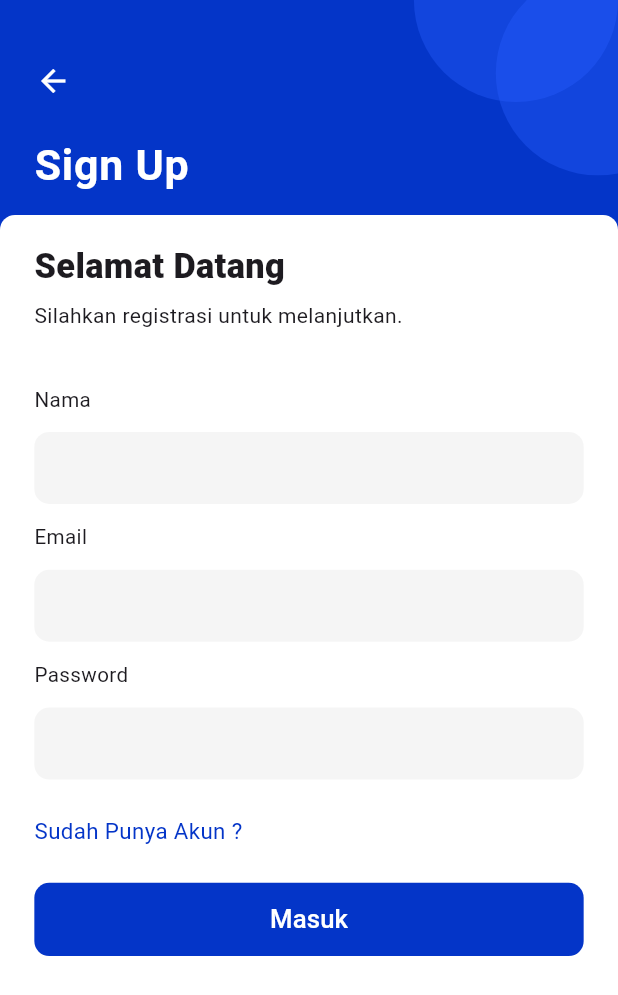
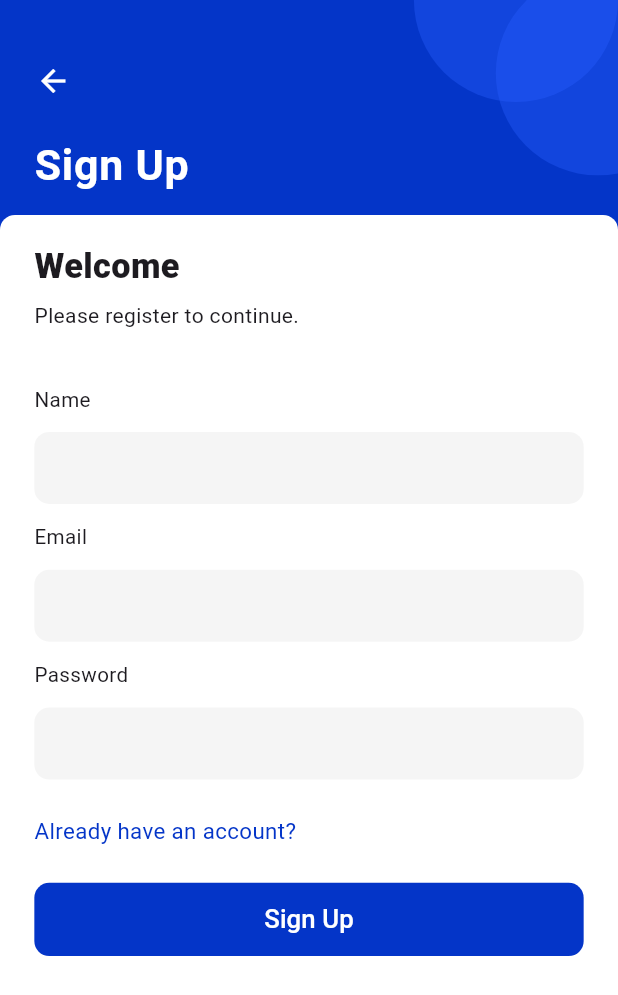
Before and after one commit to prasetyahs/travel-apps, a Flutter app: the RegistrationView screen opened by its route, on a phone screen of 412 x 824 dp. Shown: the top 995 px of the screen. Run offline on Flutter 3.47's test engine with Material 3 defaults, Android fonts, the phone set to English and light mode, and no system bars; our stand-ins replace cached_network_image, carousel_slider, flutter_map, flutter_screenutil, flutter_svg, geocoding and 9 more; missing offline and left inert: country_flags, dart:ffi, flutter_map_marker_popup, map_launcher; accounts and stored records are empty; network calls fail.

Commit message:
add switch language and register function

```diff
--- a/lib/app/data/repository/auth_repository.dart
+++ b/lib/app/data/repository/auth_repository.dart
@@ -4,4 +4,8 @@ class AuthRepository {
   static Future<Map<String, dynamic>> onAuth(body) async {
     return await ApiProvider.post("api/auth/login", body);
   }
+
+  static Future<Map<String, dynamic>> onRegister(body) async {
+    return await ApiProvider.post("api/auth/register", body);
+  }
 }
--- a/lib/app/modules/home/views/home_view.dart
+++ b/lib/app/modules/home/views/home_view.dart
@@ -24,7 +24,7 @@ class HomeView extends GetView<HomeController> {
           Padding(
             padding: EdgeInsets.symmetric(horizontal: 20.w),
             child: Text(
-              "Selamat Datang",
+              "welcome".tr,
               style: TextStyle(
                   fontSize: 25.sp,
                   fontWeight: FontWeight.w800,
@@ -37,7 +37,7 @@ class HomeView extends GetView<HomeController> {
           Padding(
             padding: EdgeInsets.symmetric(horizontal: 20.w),
             child: Text(
-              "Berbagi lokasi tempat travel yang ingin anda kunjungi.",
+              "welcomDesc".tr,
               style: TextStyle(
                   color: Colors.white,
                   fontSize: 15.sp,
@@ -48,7 +48,7 @@ class HomeView extends GetView<HomeController> {
             height: 20.h,
           ),
           AppsButton.normalButton(
-              () => Get.toNamed(Routes.LOGIN), "Lanjutkan", Colors.white,
+              () => Get.toNamed(Routes.LOGIN), "next".tr, Colors.white,
               fontColor: Colors.black),
           SizedBox(
             height: 80.h,
--- a/lib/app/modules/index/views/explorer_view.dart
+++ b/lib/app/modules/index/views/explorer_view.dart
@@ -25,7 +25,7 @@ class ExplorerView extends GetView<IndexController> {
         ),
         appBar: AppBar(
           title: Text(
-            'Eksplor Wisata',
+            'explorerTravel'.tr,
             style: TextStyle(color: Colors.black, fontSize: 15.sp),
           ),
           centerTitle: false,
@@ -37,7 +37,7 @@ class ExplorerView extends GetView<IndexController> {
               children: [
                 Obx(
                   () => Text(
-                    "Ganti ${!controller.switchMaps.value ? "Maps" : "List"}",
+                    "${"listSwitch".tr} ${!controller.switchMaps.value ? "Maps" : "List"}",
                     style: TextStyle(
                         color: Colors.black,
                         fontSize: 13.sp,
--- a/lib/app/modules/login/controllers/login_controller.dart
+++ b/lib/app/modules/login/controllers/login_controller.dart
@@ -1,7 +1,4 @@
-import 'dart:convert';
-
 import 'package:travel/app/data/api_response.dart';
-import 'package:travel/app/data/model/auth_model.dart';
 import 'package:travel/app/data/repository/auth_repository.dart';
 import 'package:travel/app/routes/app_pages.dart';
 import 'package:travel/service/storage_service.dart';
--- a/lib/app/modules/login/views/login_view.dart
+++ b/lib/app/modules/login/views/login_view.dart
@@ -37,7 +37,7 @@ class LoginView extends GetView<LoginController> {
                     Container(
                       padding: EdgeInsets.symmetric(horizontal: 10.w),
                       child: Text(
-                        "Sign In",
+                        "signIn".tr,
                         style: TextStyle(
                             fontSize: 25.sp,
                             fontWeight: FontWeight.w700,
@@ -57,6 +57,8 @@ class LoginView extends GetView<LoginController> {
               decoration: BoxDecoration(
                   color: Colors.white, borderRadius: BorderRadius.circular(10)),
               width: Get.width,
+              child: SingleChildScrollView(
+                physics: const BouncingScrollPhysics(),
                 child: Column(
                   crossAxisAlignment: CrossAxisAlignment.start,
                   children: [
@@ -66,7 +68,7 @@ class LoginView extends GetView<LoginController> {
                     Padding(
                       padding: EdgeInsets.symmetric(horizontal: 20.w),
                       child: Text(
-                      "Selamat Datang",
+                        "welcome".tr,
                         style: TextStyle(
                             fontSize: 20.sp, fontWeight: FontWeight.w800),
                       ),
@@ -76,8 +78,8 @@ class LoginView extends GetView<LoginController> {
                     ),
                     Padding(
                       padding: EdgeInsets.symmetric(horizontal: 20.w),
-                    child: const Text(
-                      "Silahkan login untuk melanjutkan.",
+                      child: Text(
+                        "loginDesc".tr,
                       ),
                     ),
                     SizedBox(
@@ -85,14 +87,16 @@ class LoginView extends GetView<LoginController> {
                     ),
                     AppsTextField(
                       "Email",
-                    textEditingController: controller.textEditingController[0],
+                      textEditingController:
+                          controller.textEditingController[0],
                     ),
                     SizedBox(
                       height: 10.h,
                     ),
                     AppsTextField(
                       "Password",
-                    textEditingController: controller.textEditingController[1],
+                      textEditingController:
+                          controller.textEditingController[1],
                       obsecureText: true,
                     ),
                     SizedBox(
@@ -104,7 +108,7 @@ class LoginView extends GetView<LoginController> {
                         Padding(
                           padding: EdgeInsets.symmetric(horizontal: 20.w),
                           child: Text(
-                          "Lupa Password ?",
+                            "forgetPassword".tr,
                             style: TextStyle(
                                 color: AppsColors.primary(), fontSize: 13.sp),
                           ),
@@ -114,7 +118,7 @@ class LoginView extends GetView<LoginController> {
                           child: Padding(
                             padding: EdgeInsets.symmetric(horizontal: 20.w),
                             child: Text(
-                            "Daftar Akun",
+                              "register".tr,
                               style: TextStyle(
                                   color: AppsColors.primary(), fontSize: 13.sp),
                             ),
@@ -127,11 +131,12 @@ class LoginView extends GetView<LoginController> {
                     ),
                     Obx(() => !controller.isAuth.value
                         ? AppsButton.normalButton(() => controller.onAuth(),
-                          "Masuk", AppsColors.primary())
+                            "signIn".tr, AppsColors.primary())
                         : const Center(
                             child: CircularProgressIndicator(),
                           ))
                   ],
+                ),
               ),
             ),
           )
--- a/lib/app/modules/registration/controllers/registration_controller.dart
+++ b/lib/app/modules/registration/controllers/registration_controller.dart
@@ -1,9 +1,17 @@
 import 'package:get/get.dart';
+import 'package:travel/app/data/api_response.dart';
+import 'package:travel/app/data/repository/auth_repository.dart';
+import 'package:travel/utilities/apps_dialog.dart';
+import 'package:travel/utilities/exports.dart';
 
 class RegistrationController extends GetxController {
   //TODO: Implement RegistrationController
 
   final count = 0.obs;
+  final TextEditingController nameController = TextEditingController();
+  final TextEditingController emailController = TextEditingController();
+  final TextEditingController passwordController = TextEditingController();
+  var isLoading = false.obs;
   @override
   void onInit() {
     super.onInit();
@@ -19,5 +27,17 @@ class RegistrationController extends GetxController {
     super.onClose();
   }
 
-  void increment() => count.value++;
+  onRegister() async {
+    isLoading.value = true;
+    await AuthRepository.onRegister({
+      "nama": nameController.text,
+      "email": emailController.text,
+      "password": passwordController.text
+    }).then((value) {
+      ApiResponse apiResponse = ApiResponse.fromJson(value);
+      AppsDialog.showDialogMessage(
+          message: apiResponse.message, status: apiResponse.status);
+    });
+    isLoading.value = false;
+  }
 }
--- a/lib/app/modules/registration/views/registration_view.dart
+++ b/lib/app/modules/registration/views/registration_view.dart
@@ -35,7 +35,7 @@ class RegistrationView extends GetView<RegistrationController> {
                     Container(
                       padding: EdgeInsets.symmetric(horizontal: 10.w),
                       child: Text(
-                        "Sign Up",
+                        "signUp".tr,
                         style: TextStyle(
                             fontSize: 25.sp,
                             fontWeight: FontWeight.w700,
@@ -55,6 +55,8 @@ class RegistrationView extends GetView<RegistrationController> {
               decoration: BoxDecoration(
                   color: Colors.white, borderRadius: BorderRadius.circular(10)),
               width: Get.width,
+              child: SingleChildScrollView(
+                physics: const BouncingScrollPhysics(),
                 child: Column(
                   crossAxisAlignment: CrossAxisAlignment.start,
                   children: [
@@ -64,7 +66,7 @@ class RegistrationView extends GetView<RegistrationController> {
                     Padding(
                       padding: EdgeInsets.symmetric(horizontal: 20.w),
                       child: Text(
-                      "Selamat Datang",
+                        "welcome".tr,
                         style: TextStyle(
                             fontSize: 20.sp, fontWeight: FontWeight.w800),
                       ),
@@ -74,30 +76,30 @@ class RegistrationView extends GetView<RegistrationController> {
                     ),
                     Padding(
                       padding: EdgeInsets.symmetric(horizontal: 20.w),
-                    child: const Text(
-                      "Silahkan registrasi untuk melanjutkan.",
+                      child: Text(
+                        "registerDesc".tr,
                       ),
                     ),
                     SizedBox(
                       height: 30.h,
                     ),
                     AppsTextField(
-                    "Nama",
-                    textEditingController: TextEditingController(),
+                      "name".tr,
+                      textEditingController: controller.nameController,
                     ),
                     SizedBox(
                       height: 10.h,
                     ),
                     AppsTextField(
                       "Email",
-                    textEditingController: TextEditingController(),
+                      textEditingController: controller.emailController,
                     ),
                     SizedBox(
                       height: 10.h,
                     ),
                     AppsTextField(
                       "Password",
-                    textEditingController: TextEditingController(),
+                      textEditingController: controller.passwordController,
                       obsecureText: true,
                     ),
                     SizedBox(
@@ -108,7 +110,7 @@ class RegistrationView extends GetView<RegistrationController> {
                       child: Padding(
                         padding: EdgeInsets.symmetric(horizontal: 20.w),
                         child: Text(
-                        "Sudah Punya Akun ?",
+                          "haveAccount".tr,
                           style: TextStyle(
                               color: AppsColors.primary(), fontSize: 13.sp),
                         ),
@@ -117,8 +119,14 @@ class RegistrationView extends GetView<RegistrationController> {
                     SizedBox(
                       height: 20.h,
                     ),
-                  AppsButton.normalButton(() {}, "Masuk", AppsColors.primary())
+                    Obx(() => !controller.isLoading.value
+                        ? AppsButton.normalButton(() => controller.onRegister(),
+                            "signUp".tr, AppsColors.primary())
+                        : const Center(
+                            child: CircularProgressIndicator(),
+                          ))
                   ],
+                ),
               ),
             ),
           )
--- a/lib/utilities/env.dart
+++ b/lib/utilities/env.dart
@@ -1,4 +1,4 @@
 class Env {
-  static const API_URL = "http://192.168.0.105:8000/";
-  static const IMAGE_URL = "http://192.168.0.105:8000/storage/";
+  static const API_URL = "http://172.20.10.8:8000/";
+  static const IMAGE_URL = "http://172.20.10.8:8000/storage/";
 }
--- a/pubspec.yaml
+++ b/pubspec.yaml
@@ -30,6 +30,7 @@ dependencies:
   carousel_slider: ^4.2.1
   map_launcher: ^3.1.0
   cached_network_image: ^3.3.1
+  country_flags: ^2.2.0
 
 dev_dependencies:
   flutter_lints: ^2.0.0
```
Also changed, not shown: lib/app/data/languages.dart (added, +74 -0 lines), lib/app/modules/index/controllers/index_controller.dart (+17 -2 lines), lib/app/modules/index/views/discover_view.dart (+7 -7 lines), lib/app/modules/index/views/index_view.dart (+5 -5 lines), lib/app/modules/index/views/profile_view.dart (+48 -7 lines), lib/app/modules/index/views/search_view.dart (+14 -4 lines), lib/main.dart (+9 -0 lines), lib/service/storage_service.dart (+8 -0 lines), pubspec.lock. Lines whose indentation alone changed are shown as unchanged.
